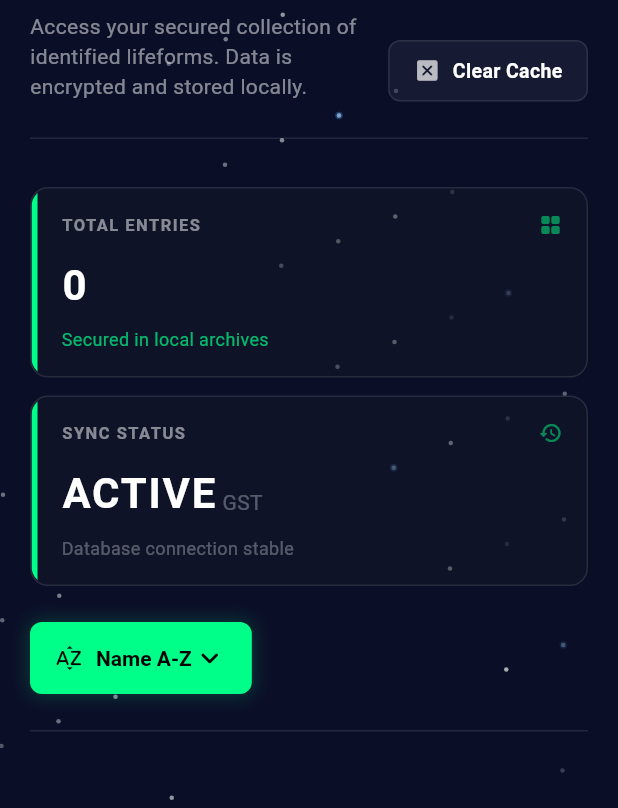
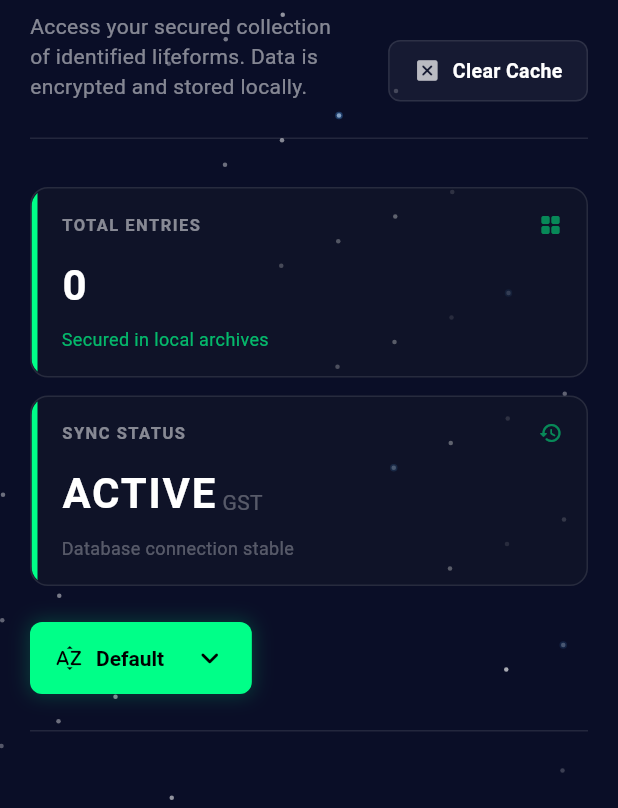
Before and after one commit to MateoManolio/holocron, a Flutter app: the screen it shows after launch, swiped to page 2, on a phone screen of 412 x 824 dp, the part 305-1113 px from its top. Run offline on Flutter 3.47's test engine with Material 3 defaults, Android fonts, the phone set to English and light mode, and no system bars; our stand-ins replace dio, equatable, flutter_bloc, get_it, hive_ce_flutter; accounts and stored records are empty; network calls fail.

Commit message:
:sparkles: Polish favorites page UI and components

```diff
--- a/lib/src/presentation/pages/favorites/widgets/favorites_sort_button.dart
+++ b/lib/src/presentation/pages/favorites/widgets/favorites_sort_button.dart
@@ -1,5 +1,9 @@
 import 'package:flutter/material.dart';
+import 'package:flutter_bloc/flutter_bloc.dart';
 import '../../../../config/theme/app_theme.dart';
+import '../../../../presentation/bloc/favorites/favorites_bloc.dart';
+import '../../../../presentation/bloc/favorites/favorites_event.dart';
+import '../../../../presentation/bloc/favorites/favorites_state.dart';
 
 class FavoritesSortButton extends StatefulWidget {
   const FavoritesSortButton({super.key});
@@ -9,11 +13,22 @@ class FavoritesSortButton extends StatefulWidget {
 }
 
 class _FavoritesSortButtonState extends State<FavoritesSortButton> {
-  String _selectedSort = 'Name A-Z';
-  final List<String> _options = ['Name A-Z', 'Name Z-A', 'Newest', 'Oldest'];
+  final List<String> _options = [
+    'Default',
+    'Name A-Z',
+    'Name Z-A',
+    'Newest',
+    'Oldest',
+  ];
 
   @override
   Widget build(BuildContext context) {
+    return BlocBuilder<FavoritesBloc, FavoritesState>(
+      builder: (context, state) {
+        if (state is! FavoritesLoaded) return const SizedBox.shrink();
+
+        final currentSort = state.sortOption;
+
         return Padding(
           padding: const EdgeInsets.symmetric(horizontal: 20, vertical: 16),
           child: Container(
@@ -31,7 +46,7 @@ class _FavoritesSortButtonState extends State<FavoritesSortButton> {
             ),
             child: DropdownButtonHideUnderline(
               child: DropdownButton<String>(
-            value: _selectedSort,
+                value: _options.contains(currentSort) ? currentSort : 'Default',
                 dropdownColor: AppTheme.terminalGreen,
                 icon: const Icon(
                   Icons.keyboard_arrow_down_rounded,
@@ -45,7 +60,7 @@ class _FavoritesSortButtonState extends State<FavoritesSortButton> {
                 ),
                 onChanged: (String? value) {
                   if (value != null) {
-                setState(() => _selectedSort = value);
+                    context.read<FavoritesBloc>().add(SortFavorites(value));
                   }
                 },
                 selectedItemBuilder: (context) {
@@ -65,11 +80,16 @@ class _FavoritesSortButtonState extends State<FavoritesSortButton> {
                   }).toList();
                 },
                 items: _options.map<DropdownMenuItem<String>>((String value) {
-              return DropdownMenuItem<String>(value: value, child: Text(value));
+                  return DropdownMenuItem<String>(
+                    value: value,
+                    child: Text(value),
+                  );
                 }).toList(),
               ),
             ),
           ),
         );
+      },
+    );
   }
 }
```
Also changed, not shown: lib/src/presentation/pages/favorites/favorites_page.dart (+8 -25 lines), lib/src/presentation/pages/favorites/widgets/favorites_header.dart (+48 -1 lines). Lines whose indentation alone changed are shown as unchanged.
